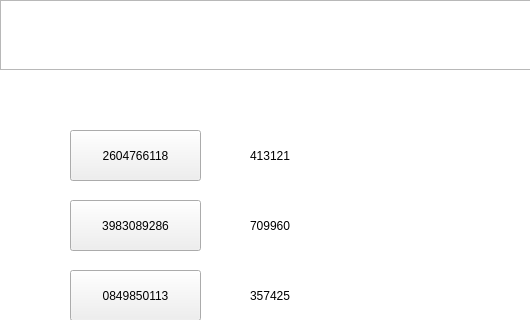
Before: the Qt Designer form SmartCabinet/Device/devicesimulate.ui in birdman1992/SmartCabinet, drawn with Qt 5; both pictures show x 0 to 530 and y 0 to 320 of the 640 by 480 pixel window.
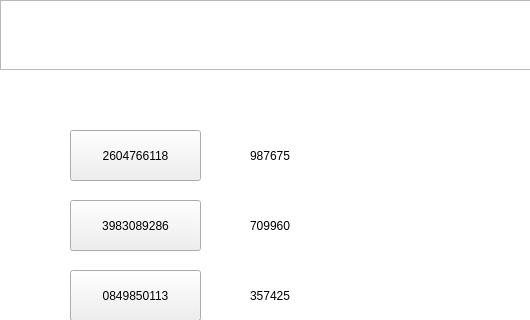
After: the same form once the commit is applied.

```diff
--- a/SmartCabinet/Device/devicesimulate.ui
+++ b/SmartCabinet/Device/devicesimulate.ui
@@ -159,7 +159,7 @@
         </rect>
        </property>
        <property name="text">
-        <string>413121</string>
+        <string>987675</string>
        </property>
       </widget>
       <widget class="QLabel" name="label_4">
```
